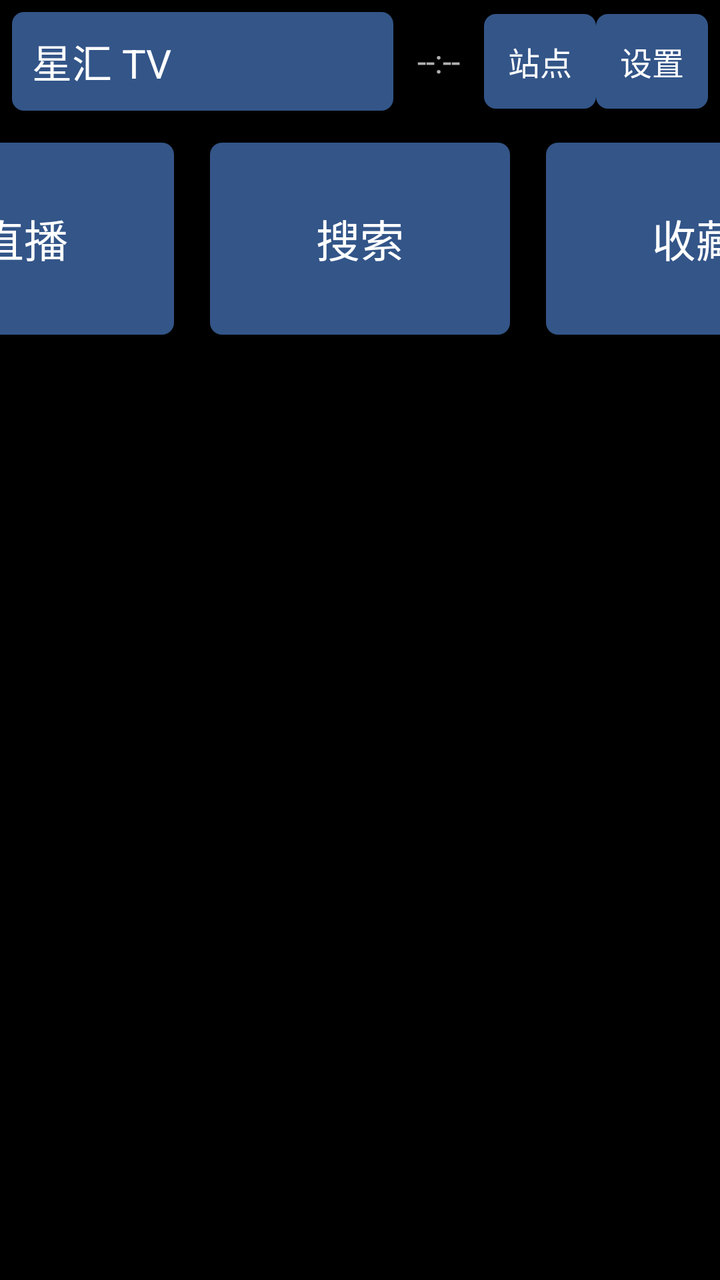
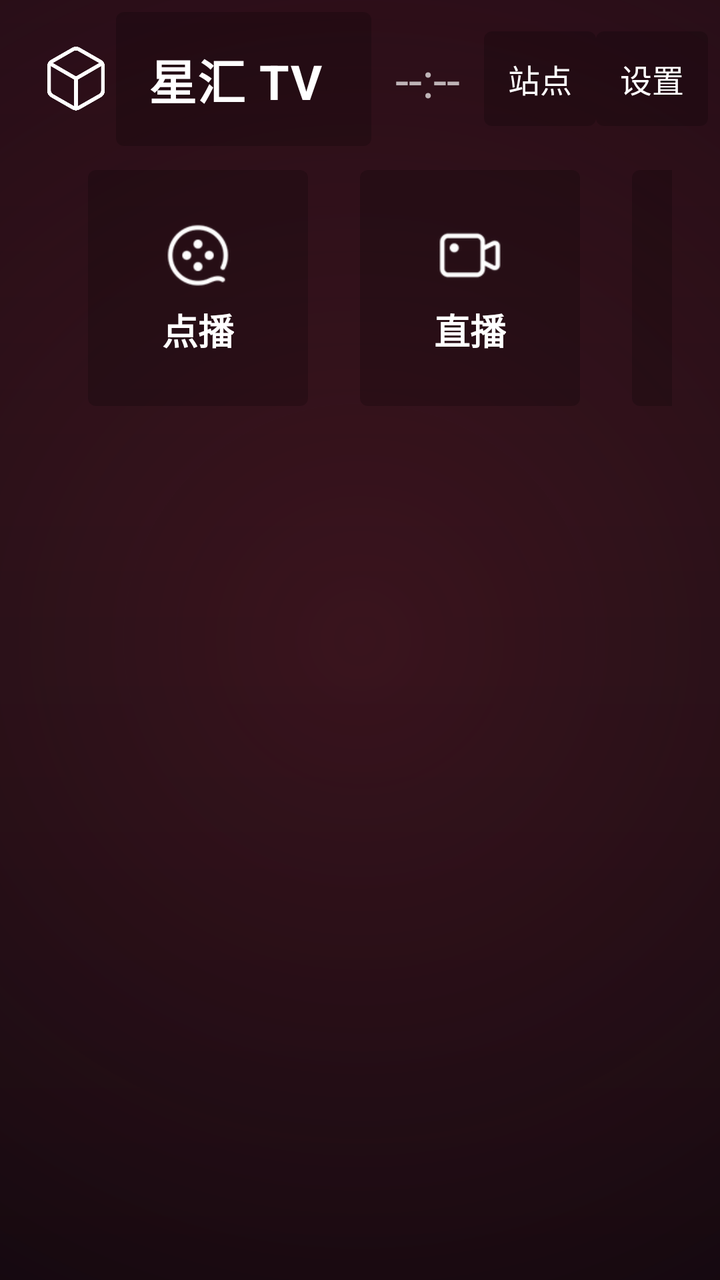

Two renders of the same Android screen: before a commit and after it. Below are the layout's source before the change and the commit's diff.
<!-- AndroidManifest.xml: application theme Theme.TVBox -->
<!-- res/layout/activity_main.xml -->
<?xml version="1.0" encoding="utf-8"?>
<LinearLayout xmlns:android="http://schemas.android.com/apk/res/android"
    android:layout_width="match_parent"
    android:layout_height="match_parent"
    android:orientation="vertical"
    android:background="@android:color/black">

    
    <LinearLayout
        android:layout_width="match_parent"
        android:layout_height="wrap_content"
        android:orientation="horizontal"
        android:gravity="center_vertical"
        android:padding="6dp">

        <TextView
            android:id="@+id/title"
            android:layout_width="0dp"
            android:layout_height="wrap_content"
            android:layout_weight="1"
            android:padding="10dp"
            android:textColor="@android:color/white"
            android:textSize="20sp"
            android:maxLines="1"
            android:ellipsize="end"
            android:focusable="true"
            android:clickable="true"
            android:background="@drawable/selector_tv_btn"
            android:text="@string/app_name" />

        <TextView
            android:id="@+id/clock"
            android:layout_width="wrap_content"
            android:layout_height="wrap_content"
            android:padding="12dp"
            android:textColor="#B0FFFFFF"
            android:textSize="16sp"
            android:text="--:--" />

        <TextView
            android:id="@+id/btnSites"
            android:layout_width="wrap_content"
            android:layout_height="wrap_content"
            android:padding="12dp"
            android:textColor="@android:color/white"
            android:textSize="16sp"
            android:focusable="true"
            android:clickable="true"
            android:background="@drawable/selector_tv_btn"
            android:text="站点" />

        <TextView
            android:id="@+id/btnSettings"
            android:layout_width="wrap_content"
            android:layout_height="wrap_content"
            android:padding="12dp"
            android:textColor="@android:color/white"
            android:textSize="16sp"
            android:focusable="true"
            android:clickable="true"
            android:background="@drawable/selector_tv_btn"
            android:text="设置" />

    </LinearLayout>

    
    <LinearLayout
        android:id="@+id/entryRow"
        android:layout_width="match_parent"
        android:layout_height="wrap_content"
        android:orientation="horizontal"
        android:gravity="center"
        android:paddingTop="10dp"
        android:paddingBottom="10dp">

        <TextView
            android:id="@+id/btnVod"
            android:layout_width="150dp"
            android:layout_height="96dp"
            android:layout_marginEnd="18dp"
            android:gravity="center"
            android:textColor="@android:color/white"
            android:textSize="22sp"
            android:focusable="true"
            android:clickable="true"
            android:background="@drawable/selector_tv_btn"
            android:text="点播" />

        <TextView
            android:id="@+id/btnLive"
            android:layout_width="150dp"
            android:layout_height="96dp"
            android:layout_marginEnd="18dp"
            android:gravity="center"
            android:textColor="@android:color/white"
            android:textSize="22sp"
            android:focusable="true"
            android:clickable="true"
            android:background="@drawable/selector_tv_btn"
            android:text="直播" />

        <TextView
            android:id="@+id/btnSearch"
            android:layout_width="150dp"
            android:layout_height="96dp"
            android:layout_marginEnd="18dp"
            android:gravity="center"
            android:textColor="@android:color/white"
            android:textSize="22sp"
            android:focusable="true"
            android:clickable="true"
            android:background="@drawable/selector_tv_btn"
            android:text="搜索" />

        <TextView
            android:id="@+id/btnCollect"
            android:layout_width="150dp"
            android:layout_height="96dp"
            android:layout_marginEnd="18dp"
            android:gravity="center"
            android:textColor="@android:color/white"
            android:textSize="22sp"
            android:focusable="true"
            android:clickable="true"
            android:background="@drawable/selector_tv_btn"
            android:text="收藏" />

        <TextView
            android:id="@+id/btnHistory"
            android:layout_width="150dp"
            android:layout_height="96dp"
            android:gravity="center"
            android:textColor="@android:color/white"
            android:textSize="22sp"
            android:focusable="true"
            android:clickable="true"
            android:background="@drawable/selector_tv_btn"
            android:text="历史" />

    </LinearLayout>

    
    <LinearLayout
        android:id="@+id/quickRow"
        android:layout_width="match_parent"
        android:layout_height="wrap_content"
        android:orientation="vertical"
        android:visibility="gone">

        <TextView
            android:id="@+id/quickLabel"
            android:layout_width="match_parent"
            android:layout_height="wrap_content"
            android:padding="6dp"
            android:textColor="@android:color/white"
            android:textSize="14sp"
            android:text="历史记录 · 点击续播" />

        <androidx.recyclerview.widget.RecyclerView
            android:id="@+id/quickList"
            android:layout_width="match_parent"
            android:layout_height="wrap_content"
            android:clipToPadding="false" />

    </LinearLayout>

    
    <LinearLayout
        android:id="@+id/recommendRow"
        android:layout_width="match_parent"
        android:layout_height="wrap_content"
        android:orientation="vertical"
        android:visibility="gone">

        <TextView
            android:id="@+id/recommendLabel"
            android:layout_width="match_parent"
            android:layout_height="wrap_content"
            android:padding="6dp"
            android:textColor="@android:color/white"
            android:textSize="16sp"
            android:text="更新推荐 · 点击进详情" />

        <androidx.recyclerview.widget.RecyclerView
            android:id="@+id/recommendList"
            android:layout_width="match_parent"
            android:layout_height="wrap_content"
            android:clipToPadding="false" />

    </LinearLayout>

    
    <LinearLayout
        android:id="@+id/mainBody"
        android:layout_width="match_parent"
        android:layout_height="0dp"
        android:layout_weight="1"
        android:orientation="vertical"
        android:visibility="gone">

        
        <androidx.recyclerview.widget.RecyclerView
            android:id="@+id/catList"
            android:layout_width="match_parent"
            android:layout_height="wrap_content"
            android:paddingStart="8dp"
            android:paddingEnd="8dp"
            android:clipToPadding="false" />

        <TextView
            android:id="@+id/labelVod"
            android:layout_width="match_parent"
            android:layout_height="wrap_content"
            android:padding="6dp"
            android:textColor="#B0FFFFFF"
            android:textSize="14sp"
            android:text="影片" />

        
        <TextView
            android:id="@+id/tvEmpty"
            android:layout_width="match_parent"
            android:layout_height="wrap_content"
            android:padding="18dp"
            android:gravity="center"
            android:textColor="#90FFFFFF"
            android:textSize="16sp"
            android:visibility="gone"
            android:text="" />

        <androidx.recyclerview.widget.RecyclerView
            android:id="@+id/vodList"
            android:layout_width="match_parent"
            android:layout_height="0dp"
            android:layout_weight="1"
            android:clipToPadding="false" />

    </LinearLayout>

</LinearLayout>
<!-- resources referenced by this layout -->
<resources>
  <!-- drawable selector_tv_btn (drawable) -->
  <?xml version="1.0" encoding="utf-8"?>
  <selector xmlns:android="http://schemas.android.com/apk/res/android">
      <item android:state_focused="true">
          <shape>
              <solid android:color="#FFCC00" />
              <corners android:radius="6dp" />
          </shape>
      </item>
      <item>
          <shape>
              <solid android:color="#335588" />
              <corners android:radius="6dp" />
          </shape>
      </item>
  </selector>
  <string name="app_name">星汇 TV</string>
  <style name="Theme.TVBox" parent="android:Theme.Black.NoTitleBar.Fullscreen">
          <item name="android:windowBackground">@android:color/black</item>
          <item name="android:colorBackground">@android:color/black</item>
      </style>
</resources>

<!-- the commit's change to res/layout/activity_main.xml (unified diff, before → after) -->
@@ -3,7 +3,7 @@
     android:layout_width="match_parent"
     android:layout_height="match_parent"
     android:orientation="vertical"
-    android:background="@android:color/black">
+    android:background="@drawable/bg_main">
 
     
     <LinearLayout
@@ -13,14 +13,25 @@
         android:gravity="center_vertical"
         android:padding="6dp">
 
+        <ImageView
+            android:layout_width="32dp"
+            android:layout_height="32dp"
+            android:layout_marginStart="16dp"
+            android:layout_marginEnd="4dp"
+            android:src="@drawable/ic_logo"
+            android:scaleType="fitCenter"
+            android:focusable="false" />
+
         <TextView
             android:id="@+id/title"
             android:layout_width="0dp"
             android:layout_height="wrap_content"
             android:layout_weight="1"
-            android:padding="10dp"
-            android:textColor="@android:color/white"
-            android:textSize="20sp"
+            android:padding="16dp"
+            android:textColor="@android:color/white"
+            android:textSize="24sp"
+            android:textStyle="bold"
+            android:letterSpacing="0.02"
             android:maxLines="1"
             android:ellipsize="end"
             android:focusable="true"
@@ -34,7 +45,7 @@
             android:layout_height="wrap_content"
             android:padding="12dp"
             android:textColor="#B0FFFFFF"
-            android:textSize="16sp"
+            android:textSize="24sp"
             android:text="--:--" />
 
         <TextView
@@ -69,73 +80,151 @@
         android:layout_width="match_parent"
         android:layout_height="wrap_content"
         android:orientation="horizontal"
-        android:gravity="center"
-        android:paddingTop="10dp"
-        android:paddingBottom="10dp">
-
-        <TextView
+        android:gravity="center_vertical"
+        android:paddingStart="44dp"
+        android:paddingEnd="24dp"
+        android:paddingTop="6dp"
+        android:paddingBottom="6dp">
+
+        <LinearLayout
             android:id="@+id/btnVod"
-            android:layout_width="150dp"
-            android:layout_height="96dp"
-            android:layout_marginEnd="18dp"
-            android:gravity="center"
-            android:textColor="@android:color/white"
-            android:textSize="22sp"
-            android:focusable="true"
-            android:clickable="true"
-            android:background="@drawable/selector_tv_btn"
-            android:text="点播" />
-
-        <TextView
+            android:layout_width="110dp"
+            android:layout_height="118dp"
+            android:layout_marginEnd="26dp"
+            android:gravity="center"
+            android:orientation="vertical"
+            android:focusable="true"
+            android:clickable="true"
+            android:background="@drawable/selector_tv_btn">
+
+            <ImageView
+                android:layout_width="36dp"
+                android:layout_height="36dp"
+                android:src="@drawable/ic_home_vod"
+                android:focusable="false" />
+
+            <TextView
+                android:layout_width="wrap_content"
+                android:layout_height="wrap_content"
+                android:layout_marginTop="6dp"
+                android:textColor="@android:color/white"
+                android:textSize="18sp"
+                android:textStyle="bold"
+                android:text="点播" />
+
+        </LinearLayout>
+
+        <LinearLayout
             android:id="@+id/btnLive"
-            android:layout_width="150dp"
-            android:layout_height="96dp"
-            android:layout_marginEnd="18dp"
-            android:gravity="center"
-            android:textColor="@android:color/white"
-            android:textSize="22sp"
-            android:focusable="true"
-            android:clickable="true"
-            android:background="@drawable/selector_tv_btn"
-            android:text="直播" />
-
-        <TextView
+            android:layout_width="110dp"
+            android:layout_height="118dp"
+            android:layout_marginEnd="26dp"
+            android:gravity="center"
+            android:orientation="vertical"
+            android:focusable="true"
+            android:clickable="true"
+            android:background="@drawable/selector_tv_btn">
+
+            <ImageView
+                android:layout_width="36dp"
+                android:layout_height="36dp"
+                android:src="@drawable/ic_home_live"
+                android:focusable="false" />
+
+            <TextView
+                android:layout_width="wrap_content"
+                android:layout_height="wrap_content"
+                android:layout_marginTop="6dp"
+                android:textColor="@android:color/white"
+                android:textSize="18sp"
+                android:textStyle="bold"
+                android:text="直播" />
+
+        </LinearLayout>
+
+        <LinearLayout
             android:id="@+id/btnSearch"
-            android:layout_width="150dp"
-            android:layout_height="96dp"
-            android:layout_marginEnd="18dp"
-            android:gravity="center"
-            android:textColor="@android:color/white"
-            android:textSize="22sp"
-            android:focusable="true"
-            android:clickable="true"
-            android:background="@drawable/selector_tv_btn"
-            android:text="搜索" />
-
-        <TextView
+            android:layout_width="110dp"
+            android:layout_height="118dp"
+            android:layout_marginEnd="26dp"
+            android:gravity="center"
+            android:orientation="vertical"
+            android:focusable="true"
+            android:clickable="true"
+            android:background="@drawable/selector_tv_btn">
+
+            <ImageView
+                android:layout_width="36dp"
+                android:layout_height="36dp"
+                android:src="@drawable/ic_home_search"
+                android:focusable="false" />
+
+            <TextView
+                android:layout_width="wrap_content"
+                android:layout_height="wrap_content"
+                android:layout_marginTop="6dp"
+                android:textColor="@android:color/white"
+                android:textSize="18sp"
+                android:textStyle="bold"
+                android:text="搜索" />
+
+        </LinearLayout>
+
+        <LinearLayout
             android:id="@+id/btnCollect"
-            android:layout_width="150dp"
-            android:layout_height="96dp"
-            android:layout_marginEnd="18dp"
-            android:gravity="center"
-            android:textColor="@android:color/white"
-            android:textSize="22sp"
-            android:focusable="true"
-            android:clickable="true"
-            android:background="@drawable/selector_tv_btn"
-            android:text="收藏" />
-
-        <TextView
+            android:layout_width="110dp"
+            android:layout_height="118dp"
+            android:layout_marginEnd="26dp"
+            android:gravity="center"
+            android:orientation="vertical"
+            android:focusable="true"
+            android:clickable="true"
+            android:background="@drawable/selector_tv_btn">
+
+            <ImageView
+                android:layout_width="36dp"
+                android:layout_height="36dp"
+                android:src="@drawable/ic_home_keep"
+                android:focusable="false" />
+
+            <TextView
+                android:layout_width="wrap_content"
+                android:layout_height="wrap_content"
+                android:layout_marginTop="6dp"
+                android:textColor="@android:color/white"
+                android:textSize="18sp"
+                android:textStyle="bold"
+                android:text="收藏" />
+
+        </LinearLayout>
+
+        <LinearLayout
             android:id="@+id/btnHistory"
-            android:layout_width="150dp"
-            android:layout_height="96dp"
-            android:gravity="center"
-            android:textColor="@android:color/white"
-            android:textSize="22sp"
-            android:focusable="true"
-            android:clickable="true"
-            android:background="@drawable/selector_tv_btn"
-            android:text="历史" />
+            android:layout_width="110dp"
+            android:layout_height="118dp"
+            android:layout_marginEnd="26dp"
+            android:gravity="center"
+            android:orientation="vertical"
+            android:focusable="true"
+            android:clickable="true"
+            android:background="@drawable/selector_tv_btn">
+
+            <ImageView
+                android:layout_width="36dp"
+                android:layout_height="36dp"
+                android:src="@drawable/ic_home_history"
+                android:focusable="false" />
+
+            <TextView
+                android:layout_width="wrap_content"
+                android:layout_height="wrap_content"
+                android:layout_marginTop="6dp"
+                android:textColor="@android:color/white"
+                android:textSize="18sp"
+                android:textStyle="bold"
+                android:text="历史" />
+
+        </LinearLayout>
 
     </LinearLayout>
 
@@ -176,10 +265,14 @@
             android:id="@+id/recommendLabel"
             android:layout_width="match_parent"
             android:layout_height="wrap_content"
-            android:padding="6dp"
-            android:textColor="@android:color/white"
-            android:textSize="16sp"
-            android:text="更新推荐 · 点击进详情" />
+            android:paddingStart="44dp"
+            android:paddingTop="14dp"
+            android:paddingBottom="8dp"
+            android:textColor="@android:color/white"
+            android:textSize="18sp"
+            android:textStyle="bold"
+            android:letterSpacing="0.04"
+            android:text="更新推荐" />
 
         <androidx.recyclerview.widget.RecyclerView
             android:id="@+id/recommendList"
@@ -211,7 +304,9 @@
             android:id="@+id/labelVod"
             android:layout_width="match_parent"
             android:layout_height="wrap_content"
-            android:padding="6dp"
+            android:paddingStart="44dp"
+            android:paddingTop="8dp"
+            android:paddingBottom="4dp"
             android:textColor="#B0FFFFFF"
             android:textSize="14sp"
             android:text="影片" />
<!-- resource entries referenced after the edit -->
@@ -1,18 +1,49 @@
 <!-- resources referenced by this layout -->
 <resources>
+  <!-- drawable bg_main (drawable) -->
+  <?xml version="1.0" encoding="utf-8"?>
+  <layer-list xmlns:android="http://schemas.android.com/apk/res/android">
+      <item>
+          <shape android:shape="rectangle">
+              <gradient
+                  android:angle="270"
+                  android:startColor="#FF1A0A12"
+                  android:centerColor="#FF0C0A0E"
+                  android:endColor="#FF05050A" />
+          </shape>
+      </item>
+      <item>
+          <shape android:shape="rectangle">
+              <gradient
+                  android:type="radial"
+                  android:gradientRadius="560dp"
+                  android:startColor="#40C0304A"
+                  android:endColor="#00000000" />
+          </shape>
+      </item>
+  </layer-list>
+  <!-- drawable ic_home_history: png bitmap (drawable-xhdpi, 1732 bytes) -->
+  <!-- drawable ic_home_keep: png bitmap (drawable-xhdpi, 1774 bytes) -->
+  <!-- drawable ic_home_live: png bitmap (drawable-xhdpi, 1334 bytes) -->
+  <!-- drawable ic_home_search: png bitmap (drawable-xhdpi, 1921 bytes) -->
+  <!-- drawable ic_home_vod: png bitmap (drawable-xhdpi, 2111 bytes) -->
+  <!-- drawable ic_logo: png bitmap (drawable-nodpi, 11401 bytes) -->
   <!-- drawable selector_tv_btn (drawable) -->
   <?xml version="1.0" encoding="utf-8"?>
   <selector xmlns:android="http://schemas.android.com/apk/res/android">
       <item android:state_focused="true">
           <shape>
-              <solid android:color="#FFCC00" />
-              <corners android:radius="6dp" />
+              <solid android:color="#66000000" />
+              <stroke
+                  android:width="1.5dp"
+                  android:color="#FFFFFFFF" />
+              <corners android:radius="4dp" />
           </shape>
       </item>
       <item>
           <shape>
-              <solid android:color="#335588" />
-              <corners android:radius="6dp" />
+              <solid android:color="#33000000" />
+              <corners android:radius="4dp" />
           </shape>
       </item>
   </selector>
